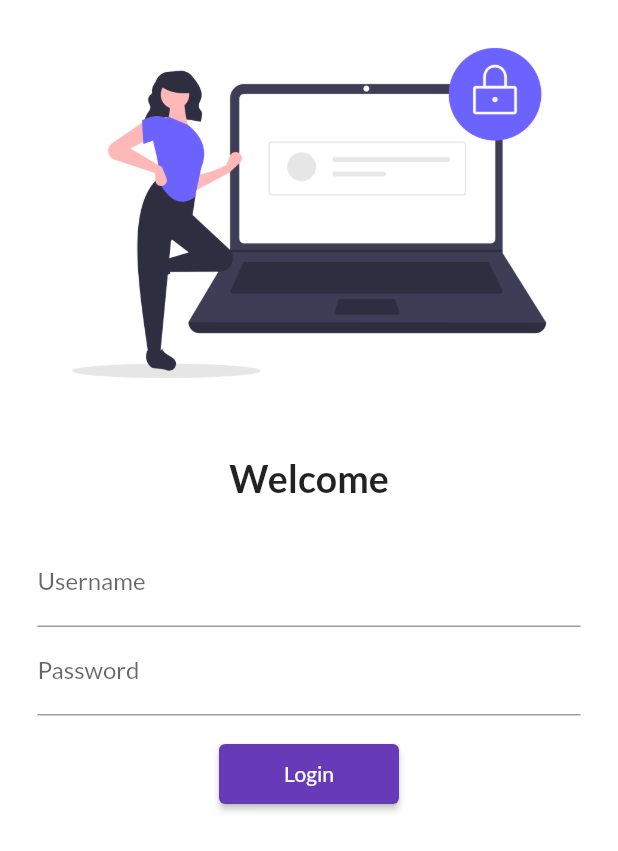
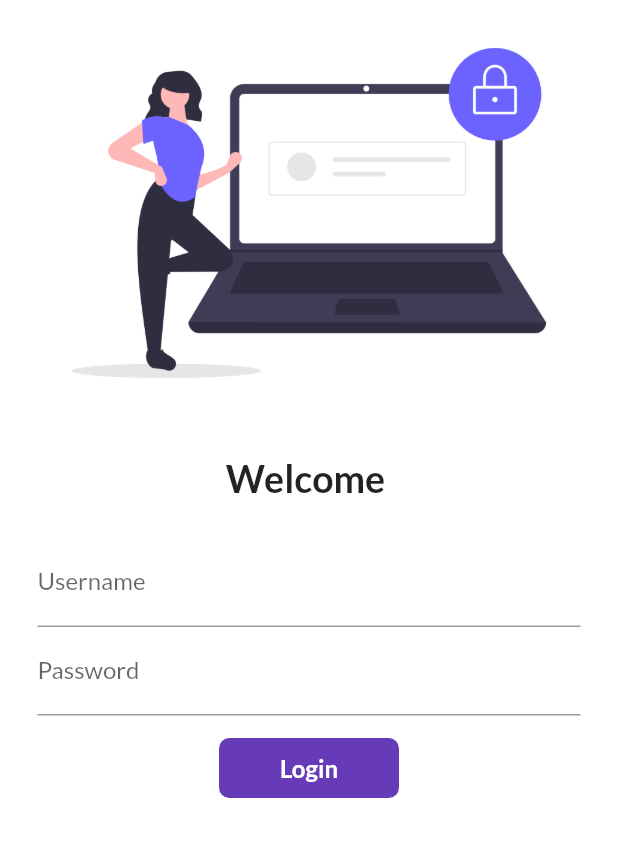
Before and after one commit to imsachinshah/catalog_app, a Flutter app: the screen it shows after launch, on a phone screen of 412 x 824 dp. Shown: the top 851 px of the screen. Run offline on Flutter 3.47's test engine with Material 2 defaults, Android fonts, the phone set to English and light mode, and no system bars; our stand-ins replace google_fonts.

Commit message:
day 6 completed

```diff
--- a/lib/pages/login_page.dart
+++ b/lib/pages/login_page.dart
@@ -1,9 +1,16 @@
 import 'package:catalog_app/utils/routes.dart';
 import 'package:flutter/material.dart';
 
-class LoginPage extends StatelessWidget {
+class LoginPage extends StatefulWidget {
   const LoginPage({Key? key}) : super(key: key);
 
+  @override
+  State<LoginPage> createState() => _LoginPageState();
+}
+
+class _LoginPageState extends State<LoginPage> {
+  String name = "";
+  bool buttonTapped = false;
   @override
   Widget build(BuildContext context) {
     return Material(
@@ -18,10 +25,10 @@ class LoginPage extends StatelessWidget {
             const SizedBox(
               height: 20.0,
             ),
-            const Center(
+            Center(
               child: Text(
-                "Welcome",
-                style: TextStyle(
+                "Welcome $name",
+                style: const TextStyle(
                   fontSize: 25,
                   fontWeight: FontWeight.bold,
                 ),
@@ -35,6 +42,10 @@ class LoginPage extends StatelessWidget {
               child: Column(
                 children: [
                   TextFormField(
+                    onChanged: (value) {
+                      name = value;
+                      setState(() {});
+                    },
                     decoration: const InputDecoration(
                         labelText: 'Username', hintText: 'Enter Username'),
                   ),
@@ -48,12 +59,45 @@ class LoginPage extends StatelessWidget {
                   const SizedBox(
                     height: 15,
                   ),
-                  ElevatedButton(
-                      onPressed: () {
-                        Navigator.pushNamed(context, MyRoutes.homeRoute);
-                      },
-                      style: TextButton.styleFrom(minimumSize: Size(120, 40)),
-                      child: const Text('Login'))
+
+                  InkWell(
+                    onTap: () async {
+                      setState(() {
+                        buttonTapped = true;
+                      });
+
+                      await Future.delayed(const Duration(seconds: 1));
+                      Navigator.pushNamed(context, MyRoutes.homeRoute);
+                    },
+                    child: AnimatedContainer(
+                      height: 40,
+                      width: buttonTapped ? 40 : 120,
+                      alignment: Alignment.center,
+                      child: buttonTapped
+                          ? const Icon(
+                              Icons.done,
+                              color: Colors.white,
+                            )
+                          : const Text(
+                              'Login',
+                              style: TextStyle(
+                                  color: Colors.white,
+                                  fontWeight: FontWeight.bold,
+                                  fontSize: 16),
+                            ),
+                      decoration: BoxDecoration(
+                          color: Colors.deepPurple,
+                          borderRadius:
+                              BorderRadius.circular(buttonTapped ? 50 : 7)),
+                      duration: const Duration(seconds: 1),
+                    ),
+                  )
+                  // ElevatedButton(
+                  //     onPressed: () {
+                  //       Navigator.pushNamed(context, MyRoutes.homeRoute);
+                  //     },
+                  //     style: TextButton.styleFrom(minimumSize: Size(120, 40)),
+                  //     child: const Text('Login'))
                 ],
               ),
             )
```
